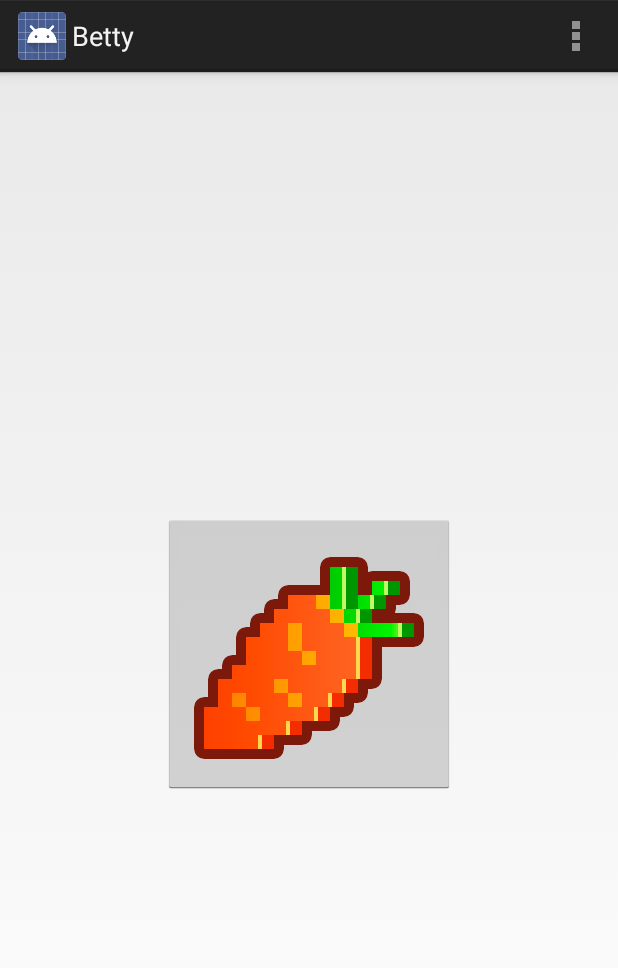
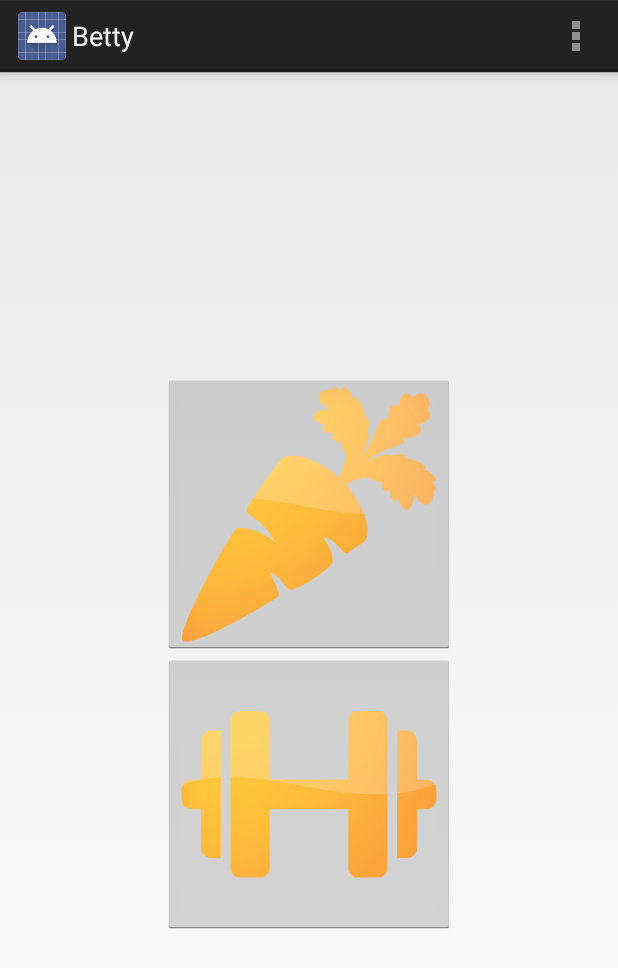
Before and after one commit to hard7/Betty, an Android app: the screen it shows after launch (MainActivity), on a phone screen of 412 x 824 dp. Shown: the top 968 px of the screen. Run offline under Robolectric (Android 15) with nearby library versions, the phone set to English and light mode, and no system bars.

Commit message:
add sport and neutral

```diff
--- a/BettyModule/src/main/java/ru/h7/betty/bettymodule/MainActivity.java
+++ b/BettyModule/src/main/java/ru/h7/betty/bettymodule/MainActivity.java
@@ -10,8 +10,7 @@ import android.widget.Toast;
 
 
 public class MainActivity extends Activity implements h7Dialog.NoticeDialogListener {
-    private DialogFragment foodDialog;
-    private DialogFragment sportDialog;
+    private DialogFragment foodDialog, sportDialog;
 
     @Override
     protected void onCreate(Bundle savedInstanceState) {
@@ -39,9 +38,10 @@ public class MainActivity extends Activity implements h7Dialog.NoticeDialogListe
 
     @Override
     public void dialogResponse(DialogFragment fragment, h7Dialog.DialogResponse response) {
-        String msg = "onDialogPositiveClick: " + response + ". ";
-        if(fragment == foodDialog) msg += ("This is food dialog!");
-        else if(fragment == sportDialog) msg += ("This is sport dialog!");
+        String msg = "Response: ";
+        if(fragment == foodDialog) msg += ("Food");
+        else if(fragment == sportDialog) msg += ("Sport");
+        msg += " is " + response;
         showMessage(msg);
 
     }
--- a/BettyModule/src/main/res/layout/activity_main.xml
+++ b/BettyModule/src/main/res/layout/activity_main.xml
@@ -8,10 +8,23 @@
                 android:paddingBottom="@dimen/activity_vertical_margin"
                 tools:context=".MainActivity">
 
-    <ImageButton
-            android:layout_width="wrap_content"
-            android:layout_height="wrap_content"
-            android:id="@+id/carrotButton" android:layout_centerVertical="true" android:layout_centerHorizontal="true"
-            android:src="@mipmap/carrot_pixel" android:clickable="false" android:adjustViewBounds="false"
-            android:onClick="foodButtonPressed"/>
+    <LinearLayout
+            android:orientation="vertical"
+            android:layout_width="fill_parent"
+            android:layout_height="fill_parent"
+            android:layout_alignParentEnd="true" android:gravity="center_vertical|center_horizontal">
+        <ImageButton
+                android:layout_width="wrap_content"
+                android:layout_height="wrap_content"
+                android:id="@+id/foodButton"
+                android:src="@mipmap/carrot_256" android:clickable="false" android:adjustViewBounds="false"
+                android:onClick="foodButtonPressed"
+                android:layout_centerVertical="true" android:layout_alignStart="@+id/sportButton"/>
+        <ImageButton
+                android:layout_width="wrap_content"
+                android:layout_height="wrap_content"
+                android:id="@+id/sportButton" android:layout_below="@+id/foodButton"
+                android:layout_centerHorizontal="true" android:src="@mipmap/dumbbell_256"
+                android:onClick="sportButtonPressed"/>
+    </LinearLayout>
 </RelativeLayout>
```
Also changed, not shown: BettyModule/src/main/java/ru/h7/betty/bettymodule/h7Dialog.java (+5 -5 lines), BettyModule/src/main/res/mipmap-hdpi/carrot_256.png (added), BettyModule/src/main/res/mipmap-hdpi/dumbbell_256.png (added), BettyModule/src/main/res/mipmap-hdpi/free_256.png (added).
